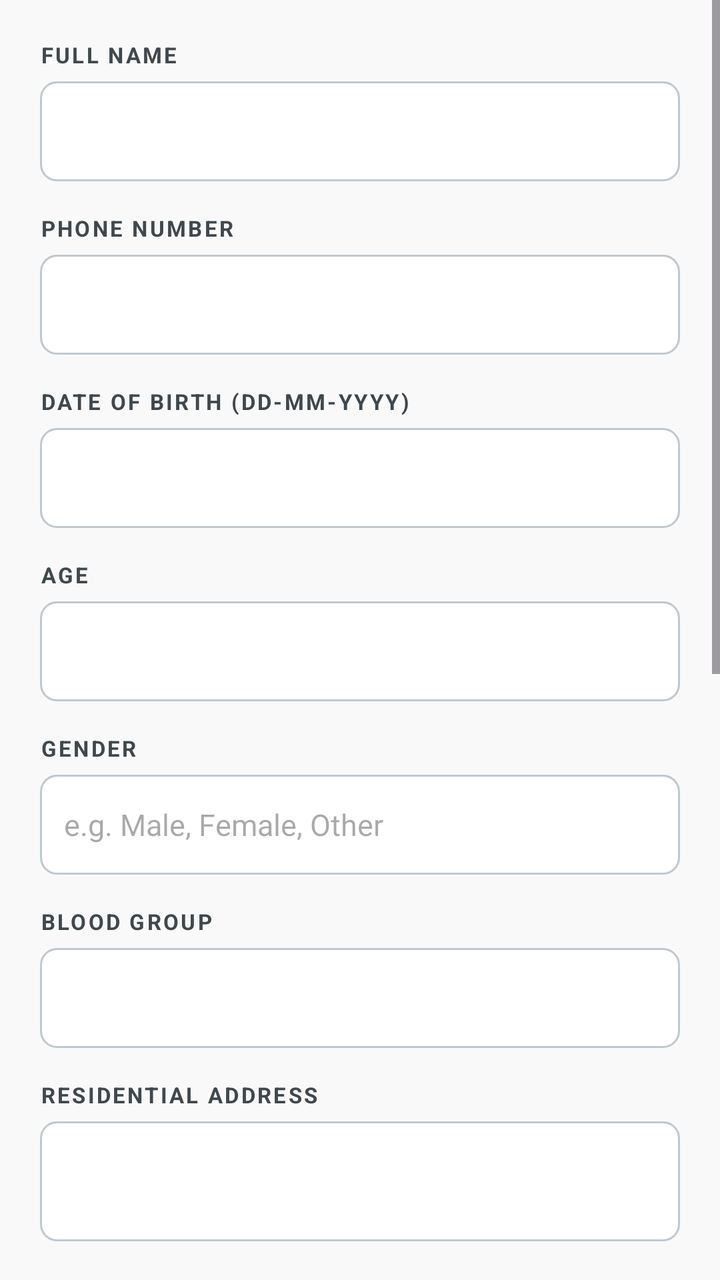
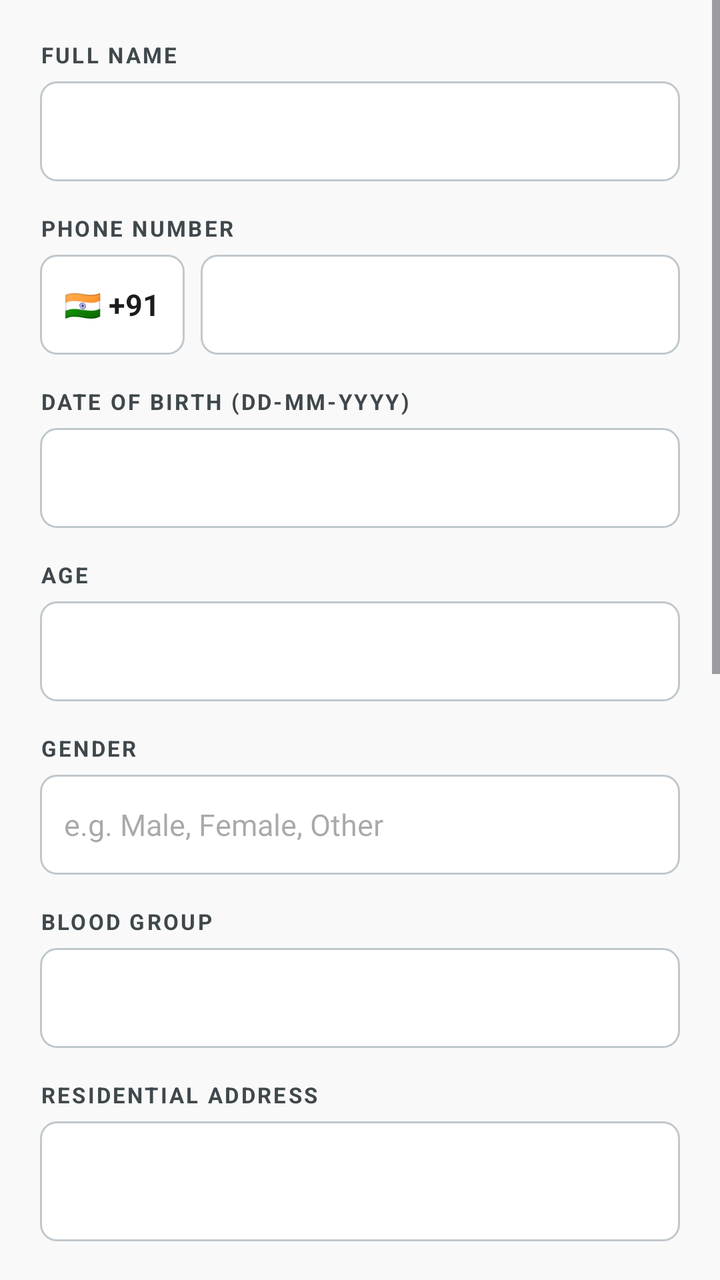

Compare the two renders of this Android layout. The source of the first and the diff that turns it into the second are given below.
<!-- AndroidManifest.xml: application theme Theme.Medicare -->
<!-- res/layout/dialog_edit_profile.xml -->
<?xml version="1.0" encoding="utf-8"?>
<ScrollView xmlns:android="http://schemas.android.com/apk/res/android"
    android:layout_width="match_parent"
    android:layout_height="wrap_content">

    <LinearLayout
        android:layout_width="match_parent"
        android:layout_height="wrap_content"
        android:orientation="vertical"
        android:padding="20dp">

        
        <TextView
            android:layout_width="wrap_content"
            android:layout_height="wrap_content"
            android:text="FULL NAME"
            android:textSize="11sp"
            android:textStyle="bold"
            android:textColor="@color/text_secondary"
            android:letterSpacing="0.1" />

        <EditText
            android:id="@+id/edit_name"
            android:layout_width="match_parent"
            android:layout_height="50dp"
            android:layout_marginTop="6dp"
            android:background="@drawable/bg_input_selector"
            android:paddingStart="12dp"
            android:paddingEnd="12dp"
            android:textSize="15sp"
            android:inputType="textPersonName"
            android:maxLines="1" />

        
        <TextView
            android:layout_width="wrap_content"
            android:layout_height="wrap_content"
            android:text="PHONE NUMBER"
            android:textSize="11sp"
            android:textStyle="bold"
            android:textColor="@color/text_secondary"
            android:letterSpacing="0.1"
            android:layout_marginTop="16dp" />

        <EditText
            android:id="@+id/edit_phone"
            android:layout_width="match_parent"
            android:layout_height="50dp"
            android:layout_marginTop="6dp"
            android:background="@drawable/bg_input_selector"
            android:paddingStart="12dp"
            android:paddingEnd="12dp"
            android:textSize="15sp"
            android:inputType="phone"
            android:maxLines="1" />

        
        <TextView
            android:layout_width="wrap_content"
            android:layout_height="wrap_content"
            android:text="DATE OF BIRTH (DD-MM-YYYY)"
            android:textSize="11sp"
            android:textStyle="bold"
            android:textColor="@color/text_secondary"
            android:letterSpacing="0.1"
            android:layout_marginTop="16dp" />

        <EditText
            android:id="@+id/edit_dob"
            android:layout_width="match_parent"
            android:layout_height="50dp"
            android:layout_marginTop="6dp"
            android:background="@drawable/bg_input_selector"
            android:paddingStart="12dp"
            android:paddingEnd="12dp"
            android:textSize="15sp"
            android:focusable="false"
            android:clickable="true" />

        
        <TextView
            android:layout_width="wrap_content"
            android:layout_height="wrap_content"
            android:text="AGE"
            android:textSize="11sp"
            android:textStyle="bold"
            android:textColor="@color/text_secondary"
            android:letterSpacing="0.1"
            android:layout_marginTop="16dp" />

        <EditText
            android:id="@+id/edit_age"
            android:layout_width="match_parent"
            android:layout_height="50dp"
            android:layout_marginTop="6dp"
            android:background="@drawable/bg_input_selector"
            android:paddingStart="12dp"
            android:paddingEnd="12dp"
            android:textSize="15sp"
            android:inputType="number"
            android:maxLines="1" />

        
        <TextView
            android:layout_width="wrap_content"
            android:layout_height="wrap_content"
            android:text="GENDER"
            android:textSize="11sp"
            android:textStyle="bold"
            android:textColor="@color/text_secondary"
            android:letterSpacing="0.1"
            android:layout_marginTop="16dp" />

        <EditText
            android:id="@+id/edit_gender"
            android:layout_width="match_parent"
            android:layout_height="50dp"
            android:layout_marginTop="6dp"
            android:background="@drawable/bg_input_selector"
            android:paddingStart="12dp"
            android:paddingEnd="12dp"
            android:textSize="15sp"
            android:hint="e.g. Male, Female, Other"
            android:maxLines="1" />

        
        <TextView
            android:layout_width="wrap_content"
            android:layout_height="wrap_content"
            android:text="BLOOD GROUP"
            android:textSize="11sp"
            android:textStyle="bold"
            android:textColor="@color/text_secondary"
            android:letterSpacing="0.1"
            android:layout_marginTop="16dp" />

        <EditText
            android:id="@+id/edit_blood"
            android:layout_width="match_parent"
            android:layout_height="50dp"
            android:layout_marginTop="6dp"
            android:background="@drawable/bg_input_selector"
            android:paddingStart="12dp"
            android:paddingEnd="12dp"
            android:textSize="15sp"
            android:maxLines="1" />

        
        <TextView
            android:layout_width="wrap_content"
            android:layout_height="wrap_content"
            android:text="RESIDENTIAL ADDRESS"
            android:textSize="11sp"
            android:textStyle="bold"
            android:textColor="@color/text_secondary"
            android:letterSpacing="0.1"
            android:layout_marginTop="16dp" />

        <EditText
            android:id="@+id/edit_address"
            android:layout_width="match_parent"
            android:layout_height="wrap_content"
            android:minHeight="60dp"
            android:layout_marginTop="6dp"
            android:background="@drawable/bg_input_selector"
            android:padding="12dp"
            android:gravity="top|start"
            android:inputType="textMultiLine"
            android:textSize="15sp" />

        
        <TextView
            android:layout_width="wrap_content"
            android:layout_height="wrap_content"
            android:text="ALLERGIES"
            android:textSize="11sp"
            android:textStyle="bold"
            android:textColor="@color/text_secondary"
            android:letterSpacing="0.1"
            android:layout_marginTop="16dp" />

        <EditText
            android:id="@+id/edit_allergies"
            android:layout_width="match_parent"
            android:layout_height="wrap_content"
            android:minHeight="60dp"
            android:layout_marginTop="6dp"
            android:background="@drawable/bg_input_selector"
            android:padding="12dp"
            android:gravity="top|start"
            android:inputType="textMultiLine"
            android:textSize="15sp" />

        
        <TextView
            android:layout_width="wrap_content"
            android:layout_height="wrap_content"
            android:text="EXISTING CONDITIONS"
            android:textSize="11sp"
            android:textStyle="bold"
            android:textColor="@color/text_secondary"
            android:letterSpacing="0.1"
            android:layout_marginTop="16dp" />

        <EditText
            android:id="@+id/edit_conditions"
            android:layout_width="match_parent"
            android:layout_height="wrap_content"
            android:minHeight="60dp"
            android:layout_marginTop="6dp"
            android:background="@drawable/bg_input_selector"
            android:padding="12dp"
            android:gravity="top|start"
            android:inputType="textMultiLine"
            android:textSize="15sp" />

        
        <TextView
            android:layout_width="wrap_content"
            android:layout_height="wrap_content"
            android:text="CURRENT MEDICATIONS"
            android:textSize="11sp"
            android:textStyle="bold"
            android:textColor="@color/text_secondary"
            android:letterSpacing="0.1"
            android:layout_marginTop="16dp" />

        <EditText
            android:id="@+id/edit_medications"
            android:layout_width="match_parent"
            android:layout_height="wrap_content"
            android:minHeight="60dp"
            android:layout_marginTop="6dp"
            android:background="@drawable/bg_input_selector"
            android:padding="12dp"
            android:gravity="top|start"
            android:inputType="textMultiLine"
            android:textSize="15sp" />

        <View
            android:layout_width="match_parent"
            android:layout_height="1dp"
            android:background="@color/divider"
            android:layout_marginTop="20dp"
            android:layout_marginBottom="20dp"/>

        
        <TextView
            android:layout_width="wrap_content"
            android:layout_height="wrap_content"
            android:text="EMERGENCY CONTACT NAME"
            android:textSize="11sp"
            android:textStyle="bold"
            android:textColor="@color/text_secondary"
            android:letterSpacing="0.1" />

        <EditText
            android:id="@+id/edit_emerg_name"
            android:layout_width="match_parent"
            android:layout_height="50dp"
            android:layout_marginTop="6dp"
            android:background="@drawable/bg_input_selector"
            android:paddingStart="12dp"
            android:paddingEnd="12dp"
            android:textSize="15sp"
            android:inputType="textPersonName"
            android:maxLines="1" />

        
        <TextView
            android:layout_width="wrap_content"
            android:layout_height="wrap_content"
            android:text="RELATIONSHIP"
            android:textSize="11sp"
            android:textStyle="bold"
            android:textColor="@color/text_secondary"
            android:letterSpacing="0.1"
            android:layout_marginTop="16dp" />

        <EditText
            android:id="@+id/edit_emerg_relationship"
            android:layout_width="match_parent"
            android:layout_height="50dp"
            android:layout_marginTop="6dp"
            android:background="@drawable/bg_input_selector"
            android:paddingStart="12dp"
            android:paddingEnd="12dp"
            android:textSize="15sp"
            android:hint="e.g. Spouse, Parent, Friend"
            android:maxLines="1" />

        
        <TextView
            android:layout_width="wrap_content"
            android:layout_height="wrap_content"
            android:text="EMERGENCY CONTACT PHONE"
            android:textSize="11sp"
            android:textStyle="bold"
            android:textColor="@color/text_secondary"
            android:letterSpacing="0.1"
            android:layout_marginTop="16dp" />

        <EditText
            android:id="@+id/edit_emerg_phone"
            android:layout_width="match_parent"
            android:layout_height="50dp"
            android:layout_marginTop="6dp"
            android:background="@drawable/bg_input_selector"
            android:paddingStart="12dp"
            android:paddingEnd="12dp"
            android:textSize="15sp"
            android:inputType="phone"
            android:maxLines="1" />

    </LinearLayout>
</ScrollView>
<!-- resources referenced by this layout -->
<resources>
  <color name="divider">#e0e0e0</color>
  <color name="text_secondary">#3f484c</color>
  <!-- drawable bg_input_selector (drawable) -->
  <?xml version="1.0" encoding="utf-8"?>
  <selector xmlns:android="http://schemas.android.com/apk/res/android">
      <item android:state_focused="true" android:drawable="@drawable/bg_input_focused" />
      <item android:drawable="@drawable/bg_input_default" />
  </selector>
  <style name="Theme.Medicare" parent="Theme.Material3.DayNight.NoActionBar">
  
          <item name="colorPrimary">@color/primary</item>
          <item name="colorPrimaryContainer">@color/primary_dark</item>
  
          <item name="android:statusBarColor">@color/primary_dark</item>
  
          <item name="android:windowBackground">@color/background</item>
  
      </style>
  <!-- drawable bg_input_focused (drawable) -->
  <?xml version="1.0" encoding="utf-8"?>
  <shape xmlns:android="http://schemas.android.com/apk/res/android"
      android:shape="rectangle">
      <solid android:color="@color/white" />
      <stroke
          android:width="2dp"
          android:color="@color/primary" />
      <corners android:radius="8dp" />
  </shape>
  <!-- drawable bg_input_default (drawable) -->
  <?xml version="1.0" encoding="utf-8"?>
  <shape xmlns:android="http://schemas.android.com/apk/res/android"
      android:shape="rectangle">
      <solid android:color="@color/white" />
      <stroke
          android:width="1dp"
          android:color="#BFC8CD" />
      <corners android:radius="8dp" />
  </shape>
  <color name="primary">#004d60</color>
  <color name="primary_dark">#003745</color>
  <color name="background">#faf9fa</color>
  <color name="white">#ffffff</color>
</resources>

<!-- the commit's change to res/layout/dialog_edit_profile.xml (unified diff, before → after) -->
@@ -42,17 +42,40 @@
             android:letterSpacing="0.1"
             android:layout_marginTop="16dp" />
 
-        <EditText
-            android:id="@+id/edit_phone"
-            android:layout_width="match_parent"
-            android:layout_height="50dp"
-            android:layout_marginTop="6dp"
-            android:background="@drawable/bg_input_selector"
-            android:paddingStart="12dp"
-            android:paddingEnd="12dp"
-            android:textSize="15sp"
-            android:inputType="phone"
-            android:maxLines="1" />
+        <LinearLayout
+            android:layout_width="match_parent"
+            android:layout_height="wrap_content"
+            android:orientation="horizontal"
+            android:layout_marginTop="6dp">
+
+            <TextView
+                android:id="@+id/btn_edit_phone_country"
+                android:layout_width="wrap_content"
+                android:layout_height="50dp"
+                android:background="@drawable/bg_input_selector"
+                android:gravity="center"
+                android:paddingStart="12dp"
+                android:paddingEnd="12dp"
+                android:text="🇮🇳 +91"
+                android:textColor="@color/text_primary"
+                android:textSize="15sp"
+                android:textStyle="bold"
+                android:clickable="true"
+                android:focusable="true" />
+
+            <EditText
+                android:id="@+id/edit_phone"
+                android:layout_width="0dp"
+                android:layout_weight="1"
+                android:layout_height="50dp"
+                android:layout_marginStart="8dp"
+                android:background="@drawable/bg_input_selector"
+                android:paddingStart="12dp"
+                android:paddingEnd="12dp"
+                android:textSize="15sp"
+                android:inputType="phone"
+                android:maxLines="1" />
+        </LinearLayout>
 
         
         <TextView
@@ -300,17 +323,40 @@
             android:letterSpacing="0.1"
             android:layout_marginTop="16dp" />
 
-        <EditText
-            android:id="@+id/edit_emerg_phone"
-            android:layout_width="match_parent"
-            android:layout_height="50dp"
-            android:layout_marginTop="6dp"
-            android:background="@drawable/bg_input_selector"
-            android:paddingStart="12dp"
-            android:paddingEnd="12dp"
-            android:textSize="15sp"
-            android:inputType="phone"
-            android:maxLines="1" />
+        <LinearLayout
+            android:layout_width="match_parent"
+            android:layout_height="wrap_content"
+            android:orientation="horizontal"
+            android:layout_marginTop="6dp">
+
+            <TextView
+                android:id="@+id/btn_edit_emerg_phone_country"
+                android:layout_width="wrap_content"
+                android:layout_height="50dp"
+                android:background="@drawable/bg_input_selector"
+                android:gravity="center"
+                android:paddingStart="12dp"
+                android:paddingEnd="12dp"
+                android:text="🇮🇳 +91"
+                android:textColor="@color/text_primary"
+                android:textSize="15sp"
+                android:textStyle="bold"
+                android:clickable="true"
+                android:focusable="true" />
+
+            <EditText
+                android:id="@+id/edit_emerg_phone"
+                android:layout_width="0dp"
+                android:layout_weight="1"
+                android:layout_height="50dp"
+                android:layout_marginStart="8dp"
+                android:background="@drawable/bg_input_selector"
+                android:paddingStart="12dp"
+                android:paddingEnd="12dp"
+                android:textSize="15sp"
+                android:inputType="phone"
+                android:maxLines="1" />
+        </LinearLayout>
 
     </LinearLayout>
 </ScrollView>
<!-- resource entries referenced after the edit -->
@@ -1,6 +1,7 @@
 <!-- resources referenced by this layout -->
 <resources>
   <color name="divider">#e0e0e0</color>
+  <color name="text_primary">#1a1c1d</color>
   <color name="text_secondary">#3f484c</color>
   <!-- drawable bg_input_selector (drawable) -->
   <?xml version="1.0" encoding="utf-8"?>
